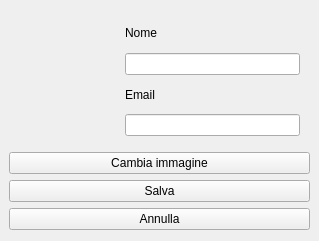
emanuelemanciuria96/CollaborativePad_ClientServerSystem, file Client/infowidgetedit.ui: the form before one commit.
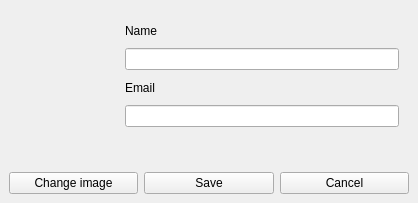
The form after the commit.

The edit to the form file:
```diff
--- a/Client/infowidgetedit.ui
+++ b/Client/infowidgetedit.ui
@@ -1,27 +1,21 @@
 <?xml version="1.0" encoding="UTF-8"?>
 <ui version="4.0">
  <class>InfoWidgetEdit</class>
- <widget class="QWidget" name="InfoWidgetEdit">
+ <widget class="QMainWindow" name="InfoWidgetEdit">
   <property name="geometry">
    <rect>
     <x>0</x>
     <y>0</y>
-    <width>319</width>
-    <height>241</height>
+    <width>418</width>
+    <height>203</height>
    </rect>
   </property>
   <property name="windowTitle">
    <string>InfoWidgetEdit</string>
   </property>
-  <widget class="QWidget" name="verticalLayoutWidget_2">
-   <property name="geometry">
-    <rect>
-     <x>9</x>
-     <y>9</y>
-     <width>301</width>
-     <height>221</height>
-    </rect>
-   </property>
+  <widget class="QWidget" name="centralwidget">
+   <layout class="QVBoxLayout" name="verticalLayout_3">
+    <item>
    <layout class="QVBoxLayout" name="verticalLayout_2">
     <item>
      <layout class="QHBoxLayout" name="horizontalLayout">
@@ -61,7 +55,7 @@
         <item>
          <widget class="QLabel" name="nome">
           <property name="text">
-           <string>Nome</string>
+             <string>Name</string>
           </property>
          </widget>
         </item>
@@ -83,32 +77,48 @@
          </widget>
         </item>
         <item>
-         <widget class="QLineEdit" name="editemail"/>
-        </item>
+           <widget class="QLineEdit" name="editEmail"/>
+          </item>
+          <item>
+           <widget class="QLabel" name="errorLabel">
+            <property name="styleSheet">
+             <string notr="true">color: red</string>
+            </property>
+            <property name="text">
+             <string/>
+            </property>
+           </widget>
+          </item>
        </layout>
       </item>
      </layout>
     </item>
     <item>
-     <widget class="QPushButton" name="cambiaimmagine">
+       <layout class="QHBoxLayout" name="horizontalLayout_2">
+        <item>
+         <widget class="QPushButton" name="changeImageButton">
       <property name="text">
-       <string>Cambia immagine</string>
+           <string>Change image</string>
       </property>
      </widget>
     </item>
     <item>
-     <widget class="QPushButton" name="salva">
+         <widget class="QPushButton" name="saveButton">
       <property name="text">
-       <string>Salva</string>
+           <string>Save</string>
       </property>
      </widget>
     </item>
     <item>
-     <widget class="QPushButton" name="annulla">
+         <widget class="QPushButton" name="cancelButton">
       <property name="text">
-       <string>Annulla</string>
-      </property>
-     </widget>
+           <string>Cancel</string>
+          </property>
+         </widget>
+        </item>
+       </layout>
+      </item>
+     </layout>
     </item>
    </layout>
   </widget>
```
Left out of the diff: 6 changed lines with no effect on the pictures. Lines whose indentation alone changed are shown as unchanged.
